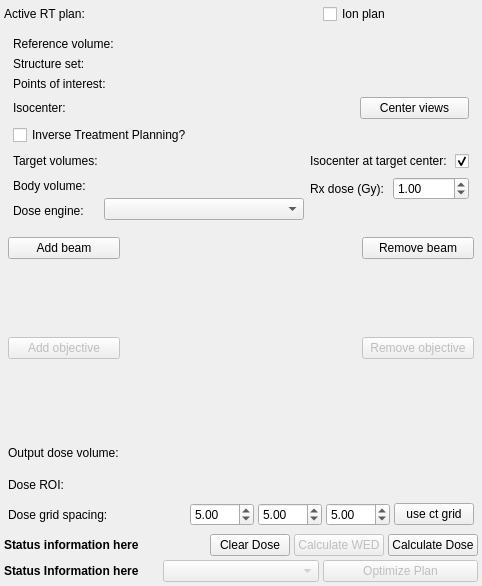
Old version of the form ExternalBeamPlanning/Resources/UI/qSlicerExternalBeamPlanningModule.ui in the repository SlicerRt/SlicerRT.
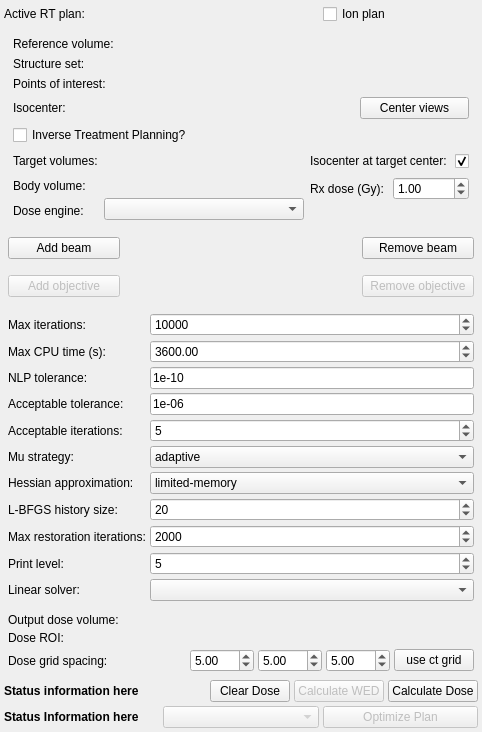
New version of the form. Icons and pictures are not drawn. Custom widgets are drawn as their Qt base class.

Commit message: ENH: Add IPOPT plan optimizer

```diff
--- a/ExternalBeamPlanning/Resources/UI/qSlicerExternalBeamPlanningModule.ui
+++ b/ExternalBeamPlanning/Resources/UI/qSlicerExternalBeamPlanningModule.ui
@@ -514,6 +514,291 @@
      </layout>
     </widget>
    </item>
+   <item>
+    <widget class="ctkCollapsibleButton" name="CollapsibleButton_IpoptAdvancedSettings" native="true">
+     <property name="text" stdset="0">
+      <string>IPOPT Advanced Settings</string>
+     </property>
+     <property name="collapsed" stdset="0">
+      <bool>true</bool>
+     </property>
+     <layout class="QGridLayout" name="gridLayout_IpoptSettings">
+      <property name="leftMargin">
+       <number>4</number>
+      </property>
+      <property name="topMargin">
+       <number>4</number>
+      </property>
+      <property name="rightMargin">
+       <number>4</number>
+      </property>
+      <property name="bottomMargin">
+       <number>4</number>
+      </property>
+      <property name="spacing">
+       <number>4</number>
+      </property>
+      <item row="0" column="0">
+       <widget class="QLabel" name="label_Ipopt_max_iter">
+        <property name="text">
+         <string>Max iterations:</string>
+        </property>
+       </widget>
+      </item>
+      <item row="0" column="1">
+       <widget class="QSpinBox" name="spinBox_Ipopt_max_iter">
+        <property name="minimum">
+         <number>1</number>
+        </property>
+        <property name="maximum">
+         <number>1000000</number>
+        </property>
+        <property name="value">
+         <number>10000</number>
+        </property>
+       </widget>
+      </item>
+      <item row="1" column="0">
+       <widget class="QLabel" name="label_Ipopt_max_cpu_time">
+        <property name="text">
+         <string>Max CPU time (s):</string>
+        </property>
+       </widget>
+      </item>
+      <item row="1" column="1">
+       <widget class="QDoubleSpinBox" name="doubleSpinBox_Ipopt_max_cpu_time">
+        <property name="minimum">
+         <double>1.000000000000000</double>
+        </property>
+        <property name="maximum">
+         <double>86400.000000000000000</double>
+        </property>
+        <property name="singleStep">
+         <double>60.000000000000000</double>
+        </property>
+        <property name="value">
+         <double>3600.000000000000000</double>
+        </property>
+       </widget>
+      </item>
+      <item row="2" column="0">
+       <widget class="QLabel" name="label_Ipopt_tol">
+        <property name="text">
+         <string>NLP tolerance:</string>
+        </property>
+        <property name="toolTip">
+         <string>Overall NLP convergence tolerance (tol). Enter in scientific notation, e.g. 1e-10.</string>
+        </property>
+       </widget>
+      </item>
+      <item row="2" column="1">
+       <widget class="QLineEdit" name="lineEdit_Ipopt_tol">
+        <property name="text">
+         <string>1e-10</string>
+        </property>
+        <property name="toolTip">
+         <string>Overall NLP convergence tolerance (tol). Enter in scientific notation, e.g. 1e-10.</string>
+        </property>
+       </widget>
+      </item>
+      <item row="3" column="0">
+       <widget class="QLabel" name="label_Ipopt_acceptable_tol">
+        <property name="text">
+         <string>Acceptable tolerance:</string>
+        </property>
+        <property name="toolTip">
+         <string>Relaxed convergence tolerance used with acceptable_iter (acceptable_tol). Enter in scientific notation, e.g. 1e-06.</string>
+        </property>
+       </widget>
+      </item>
+      <item row="3" column="1">
+       <widget class="QLineEdit" name="lineEdit_Ipopt_acceptable_tol">
+        <property name="text">
+         <string>1e-06</string>
+        </property>
+        <property name="toolTip">
+         <string>Relaxed convergence tolerance used with acceptable_iter (acceptable_tol). Enter in scientific notation, e.g. 1e-06.</string>
+        </property>
+       </widget>
+      </item>
+      <item row="4" column="0">
+       <widget class="QLabel" name="label_Ipopt_acceptable_iter">
+        <property name="text">
+         <string>Acceptable iterations:</string>
+        </property>
+        <property name="toolTip">
+         <string>Number of consecutive acceptable-tolerance iterations before declaring convergence (acceptable_iter).</string>
+        </property>
+       </widget>
+      </item>
+      <item row="4" column="1">
+       <widget class="QSpinBox" name="spinBox_Ipopt_acceptable_iter">
+        <property name="toolTip">
+         <string>Number of consecutive acceptable-tolerance iterations before declaring convergence (acceptable_iter).</string>
+        </property>
+        <property name="minimum">
+         <number>1</number>
+        </property>
+        <property name="maximum">
+         <number>1000</number>
+        </property>
+        <property name="value">
+         <number>5</number>
+        </property>
+       </widget>
+      </item>
+      <item row="5" column="0">
+       <widget class="QLabel" name="label_Ipopt_mu_strategy">
+        <property name="text">
+         <string>Mu strategy:</string>
+        </property>
+        <property name="toolTip">
+         <string>Barrier parameter update strategy: adaptive (recommended) or monotone (mu_strategy).</string>
+        </property>
+       </widget>
+      </item>
+      <item row="5" column="1">
+       <widget class="QComboBox" name="comboBox_Ipopt_mu_strategy">
+        <property name="toolTip">
+         <string>Barrier parameter update strategy: adaptive (recommended) or monotone (mu_strategy).</string>
+        </property>
+        <item>
+         <property name="text">
+          <string>adaptive</string>
+         </property>
+        </item>
+        <item>
+         <property name="text">
+          <string>monotone</string>
+         </property>
+        </item>
+       </widget>
+      </item>
+      <item row="6" column="0">
+       <widget class="QLabel" name="label_Ipopt_hessian_approximation">
+        <property name="text">
+         <string>Hessian approximation:</string>
+        </property>
+        <property name="toolTip">
+         <string>Hessian approximation method: limited-memory L-BFGS (default) or exact second derivatives (hessian_approximation).</string>
+        </property>
+       </widget>
+      </item>
+      <item row="6" column="1">
+       <widget class="QComboBox" name="comboBox_Ipopt_hessian_approximation">
+        <property name="toolTip">
+         <string>Hessian approximation method: limited-memory L-BFGS (default) or exact second derivatives (hessian_approximation).</string>
+        </property>
+        <item>
+         <property name="text">
+          <string>limited-memory</string>
+         </property>
+        </item>
+        <item>
+         <property name="text">
+          <string>exact</string>
+         </property>
+        </item>
+       </widget>
+      </item>
+      <item row="7" column="0">
+       <widget class="QLabel" name="label_Ipopt_lbfgs_history">
+        <property name="text">
+         <string>L-BFGS history size:</string>
+        </property>
+        <property name="toolTip">
+         <string>Number of past iterates kept in L-BFGS memory (limited_memory_max_history). Only used when hessian_approximation is limited-memory.</string>
+        </property>
+       </widget>
+      </item>
+      <item row="7" column="1">
+       <widget class="QSpinBox" name="spinBox_Ipopt_lbfgs_history">
+        <property name="toolTip">
+         <string>Number of past iterates kept in L-BFGS memory (limited_memory_max_history). Only used when hessian_approximation is limited-memory.</string>
+        </property>
+        <property name="minimum">
+         <number>1</number>
+        </property>
+        <property name="maximum">
+         <number>100</number>
+        </property>
+        <property name="value">
+         <number>20</number>
+        </property>
+       </widget>
+      </item>
+      <item row="8" column="0">
+       <widget class="QLabel" name="label_Ipopt_max_resto_iter">
+        <property name="text">
+         <string>Max restoration iterations:</string>
+        </property>
+        <property name="toolTip">
+         <string>Maximum number of iterations in the restoration phase (max_resto_iter).</string>
+        </property>
+       </widget>
+      </item>
+      <item row="8" column="1">
+       <widget class="QSpinBox" name="spinBox_Ipopt_max_resto_iter">
+        <property name="toolTip">
+         <string>Maximum number of iterations in the restoration phase (max_resto_iter).</string>
+        </property>
+        <property name="minimum">
+         <number>0</number>
+        </property>
+        <property name="maximum">
+         <number>1000000</number>
+        </property>
+        <property name="value">
+         <number>2000</number>
+        </property>
+       </widget>
+      </item>
+      <item row="9" column="0">
+       <widget class="QLabel" name="label_Ipopt_print_level">
+        <property name="text">
+         <string>Print level:</string>
+        </property>
+        <property name="toolTip">
+         <string>IPOPT output verbosity: 0 = silent, 5 = default, 12 = maximum (print_level).</string>
+        </property>
+       </widget>
+      </item>
+      <item row="9" column="1">
+       <widget class="QSpinBox" name="spinBox_Ipopt_print_level">
+        <property name="toolTip">
+         <string>IPOPT output verbosity: 0 = silent, 5 = default, 12 = maximum (print_level).</string>
+        </property>
+        <property name="minimum">
+         <number>0</number>
+        </property>
+        <property name="maximum">
+         <number>12</number>
+        </property>
+        <property name="value">
+         <number>5</number>
+        </property>
+       </widget>
+      </item>
+      <item row="10" column="0">
+       <widget class="QLabel" name="label_Ipopt_linear_solver">
+        <property name="text">
+         <string>Linear solver:</string>
+        </property>
+        <property name="toolTip">
+         <string>Linear solver used for IPOPT interior-point steps (linear_solver). Available solvers depend on the build.</string>
+        </property>
+       </widget>
+      </item>
+      <item row="10" column="1">
+       <widget class="QComboBox" name="comboBox_Ipopt_linear_solver">
+        <property name="toolTip">
+         <string>Linear solver used for IPOPT interior-point steps (linear_solver). Available solvers depend on the build.</string>
+        </property>
+       </widget>
+      </item>
+     </layout>
+    </widget>
+   </item>
    <item>
     <widget class="ctkCollapsibleButton" name="CollapsibleButton_Output" native="true">
      <property name="text" stdset="0">
```
The commit also changes 38 other files.
